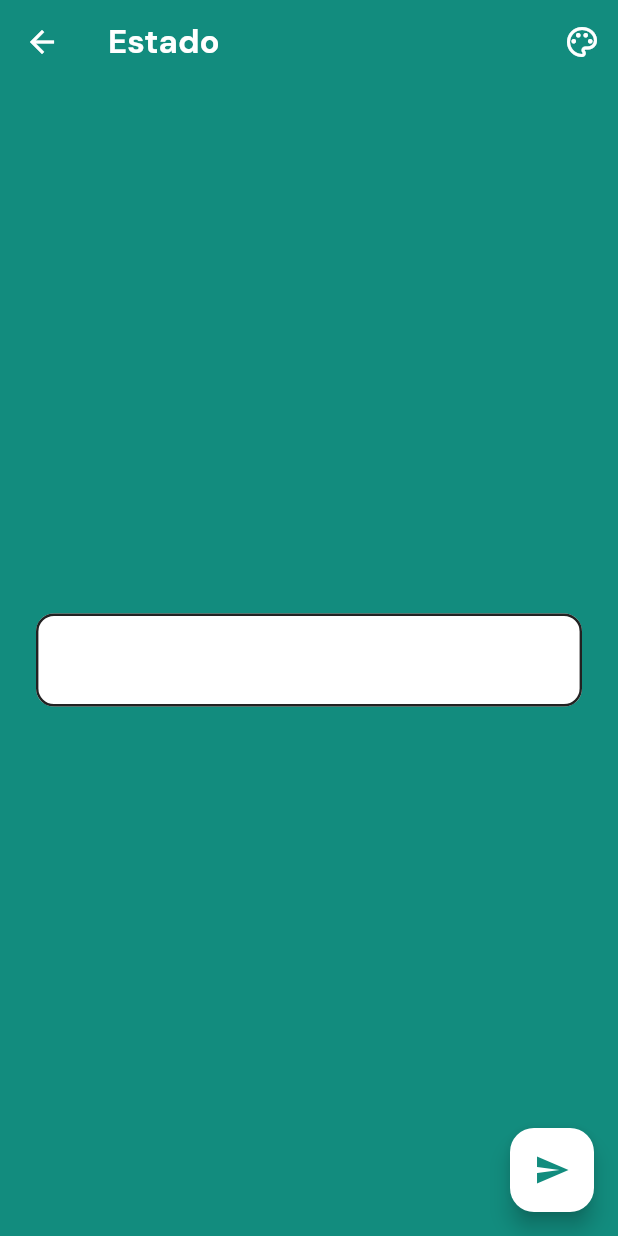
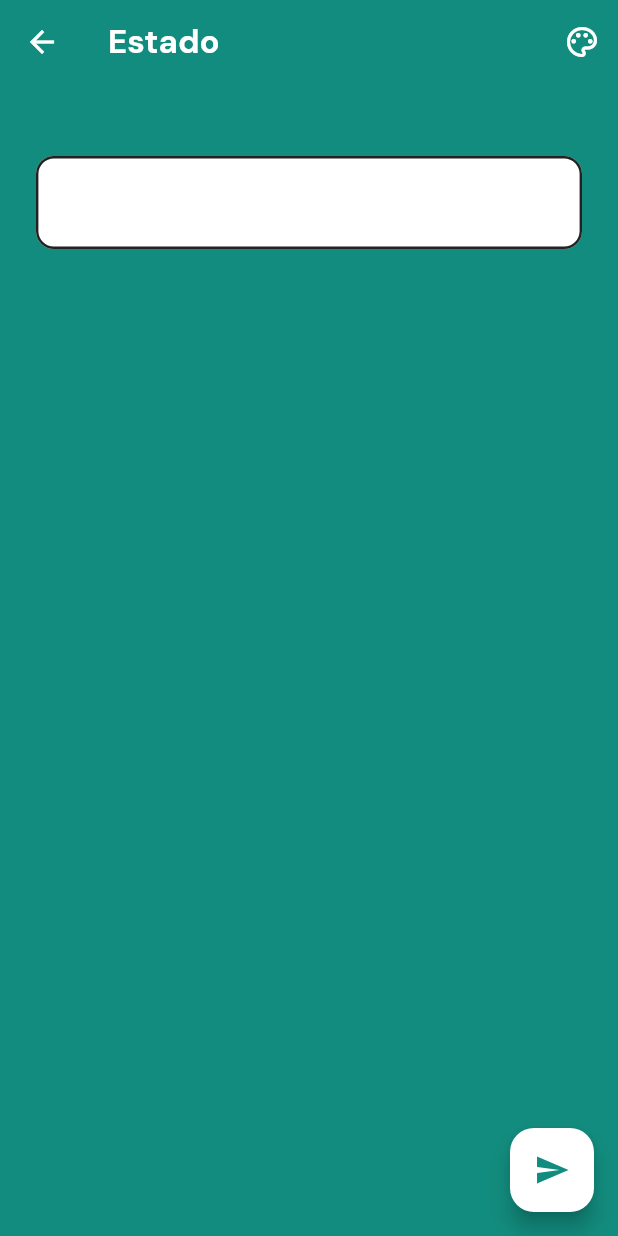
Before and after one commit to dcalagua/canchas-app-lima, a Flutter app: the EstadoComposerScreen screen opened directly, on a phone screen of 412 x 824 dp. Run offline on Flutter 3.47's test engine with Material 3 defaults, Android fonts, the phone set to English and light mode, and no system bars; our stand-ins replace audioplayers, firebase_core, firebase_messaging, font_awesome_flutter, geocoding, geolocator and 9 more; missing offline and left inert: google_mlkit_text_recognition, record; accounts and stored records are empty.

Commit message:
fix(estado): texto ocupa todo el ancho (antes se veian rayas por wrap de cada letra)

```diff
--- a/lib/screens/estado_composer_screen.dart
+++ b/lib/screens/estado_composer_screen.dart
@@ -78,9 +78,13 @@ class _EstadoComposerScreenState extends State<EstadoComposerScreen> {
         ],
       ),
       body: SafeArea(
-        child: Center(
-          child: Padding(
-            padding: const EdgeInsets.all(24),
+        // width infinito (acotado por el Scaffold) para que el TextField ocupe
+        // TODO el ancho; si no, con maxLines:null cada letra caía en su propia
+        // línea y se veían "rayas". El scroll deja crecer el texto con teclado.
+        child: SizedBox(
+          width: double.infinity,
+          child: SingleChildScrollView(
+            padding: const EdgeInsets.symmetric(horizontal: 24, vertical: 48),
             child: TextField(
               controller: _ctrl,
               autofocus: true,
```
